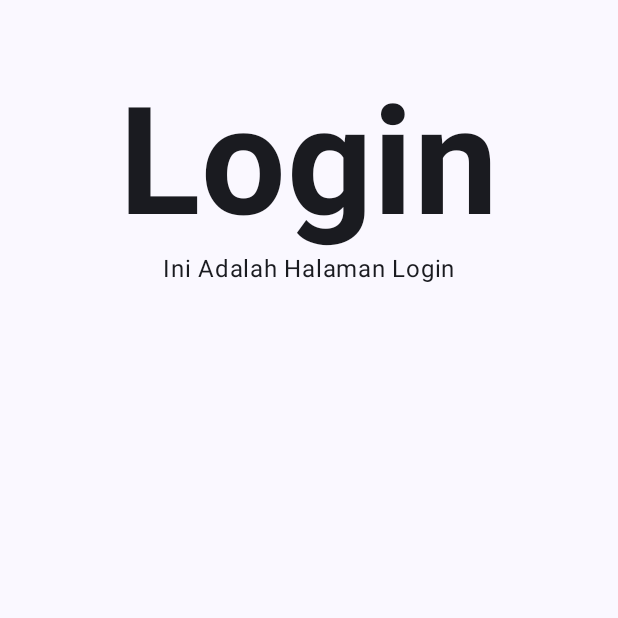
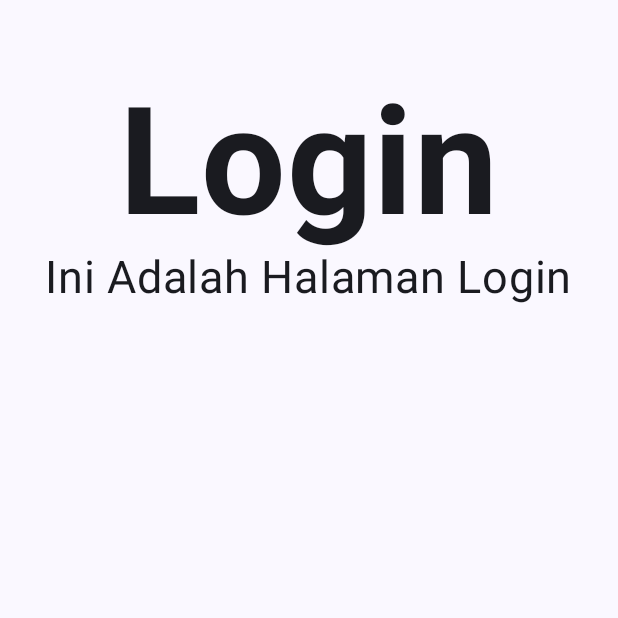
Before and after one commit to Dimli1508/QuestBasicComposable_164, an Android app built with Jetpack Compose: the screen it shows after launch (MainActivity), on a phone screen of 412 x 824 dp, the top half of it. Run offline under Robolectric (Android 15) with nearby library versions, the phone set to English and light mode, and no system bars.

```diff
--- a/app/src/main/java/com/example/questbasiccomposable_164/MainActivity.kt
+++ b/app/src/main/java/com/example/questbasiccomposable_164/MainActivity.kt
@@ -49,7 +49,10 @@ fun Dimas (modifier: Modifier = Modifier) {
             fontWeight = FontWeight.Bold
         )
 
-        Text("Ini Adalah Halaman Login")
+        Text("Ini Adalah Halaman Login",
+            fontSize = 30.sp,
+            )
+
 
     }
 }
```
